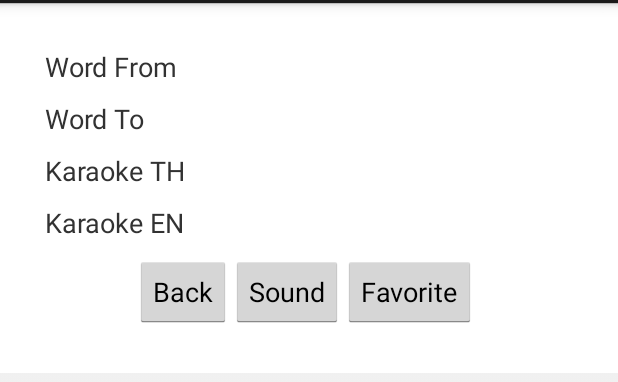
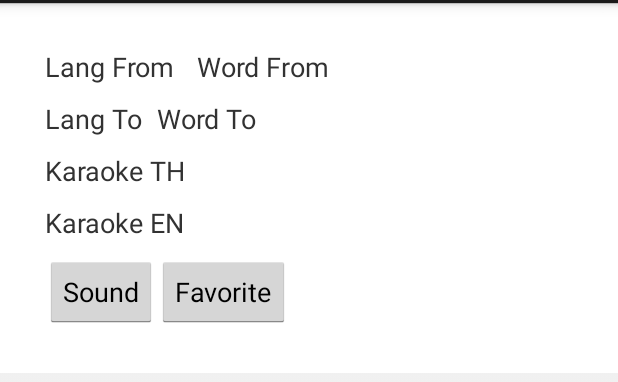
Before and after one commit to pheonize/HappyTalk, an Android app: the layout dialog_data.xml on its own in the app's theme, with its tools: preview values and no code run, on a phone screen of 412 x 824 dp, the part 69-451 px from its top. Run offline under Robolectric (Android 15) with nearby library versions, the phone set to English and light mode, and no system bars.

```diff
--- a/app/src/main/res/layout/dialog_data.xml
+++ b/app/src/main/res/layout/dialog_data.xml
@@ -2,32 +2,62 @@
 <RelativeLayout xmlns:android="http://schemas.android.com/apk/res/android"
     android:layout_width="fill_parent"
     android:layout_height="wrap_content"
-    android:orientation="vertical"
     android:background="@color/white"
-    android:gravity="center">
+    android:gravity="center"
+    android:orientation="vertical">
 
     <LinearLayout
         android:layout_width="fill_parent"
         android:layout_height="wrap_content"
+        android:layout_margin="30dp"
         android:orientation="vertical"
-        android:layout_margin="30dp"
         >
+
+        <LinearLayout
+            android:layout_width="fill_parent"
+            android:layout_height="fill_parent">
+        <TextView
+            android:id="@+id/txtLangFrom"
+            android:layout_width="wrap_content"
+            android:layout_height="wrap_content"
+            android:layout_marginBottom="10dp"
+            android:layout_marginRight="10dp"
+            android:text="Lang From "
+            android:textSize="18sp"
+            />
         <TextView
             android:id="@+id/txtWordFrom"
-            android:layout_width="fill_parent"
+            android:layout_width="wrap_content"
             android:layout_height="wrap_content"
             android:layout_marginBottom="10dp"
+            android:layout_toRightOf="@id/txtLangFrom"
             android:text="Word From"
             android:textSize="18sp"
             />
+        </LinearLayout>
+
+        <LinearLayout
+            android:layout_width="fill_parent"
+            android:layout_height="fill_parent">
+            <TextView
+                android:id="@+id/txtLangTo"
+                android:layout_width="wrap_content"
+                android:layout_height="wrap_content"
+                android:layout_marginBottom="10dp"
+                android:layout_marginRight="10dp"
+                android:text="Lang To"
+                android:textSize="18sp"
+                />
         <TextView
             android:id="@+id/txtWordTo"
-            android:layout_width="fill_parent"
+            android:layout_width="wrap_content"
             android:layout_height="wrap_content"
+            android:layout_toRightOf="@id/txtLangTo"
             android:layout_marginBottom="10dp"
             android:text="Word To"
             android:textSize="18sp"
             />
+        </LinearLayout>
         <TextView
             android:id="@+id/txtKaraokeTH"
             android:layout_width="fill_parent"
@@ -49,30 +79,31 @@
             android:layout_width="fill_parent"
             android:layout_height="fill_parent"
             android:layout_gravity="center_horizontal"
-            android:layout_marginLeft="40dp">
+           >
+        <!--<Button-->
+            <!--android:layout_width="wrap_content"-->
+            <!--android:layout_height="wrap_content"-->
+            <!--android:id="@+id/btnBack"-->
+            <!--android:text="Back"-->
+            <!--android:layout_gravity="center_horizontal"/>-->
         <Button
+            android:id="@+id/btnSound"
             android:layout_width="wrap_content"
             android:layout_height="wrap_content"
-            android:id="@+id/btnBack"
-            android:text="Back"
-            android:layout_gravity="center_horizontal"/>
+            android:layout_gravity="center_horizontal"
+            android:text="Sound"/>
         <Button
-            android:layout_width="wrap_content"
-            android:layout_height="wrap_content"
-            android:id="@+id/btnSound"
-            android:text="Sound"
-            android:layout_gravity="center_horizontal"/>
-        <Button
+                android:id="@+id/btnFavorite"
                 android:layout_width="wrap_content"
                 android:layout_height="wrap_content"
-                android:id="@+id/btnFavorite"
-                android:text="Favorite"
-                android:layout_gravity="center_horizontal"/>
+                android:layout_gravity="center_horizontal"
+                android:text="Favorite"/>
 
 
         </LinearLayout>
 
-        </LinearLayout>
+
+    </LinearLayout>
 
 
 </RelativeLayout>
```
Also changed, not shown: app/src/main/java/com/example/happytalk/app/ConversationActivity.java (+227 -122 lines), app/src/main/java/com/example/happytalk/app/MainActivity.java (+1 -23 lines), 1 other file.
